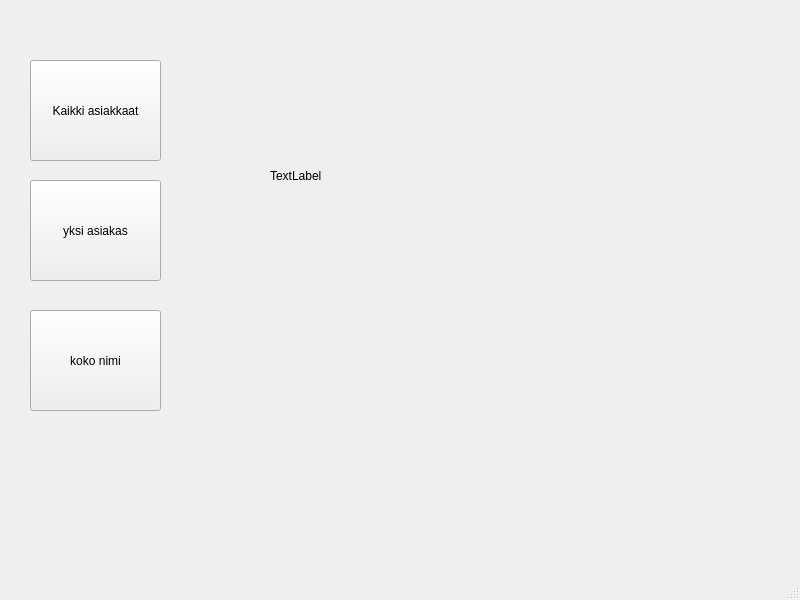
First picture: the form in qt_frontend/mainwindow.ui, repository c0latu02/qt_example, before the edit.
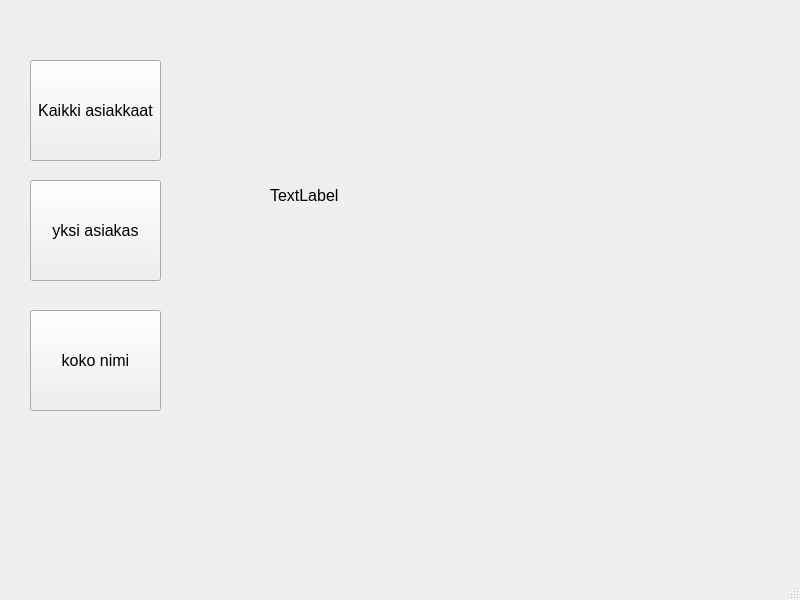
Second picture: the form after the edit.

```diff
--- a/qt_frontend/mainwindow.ui
+++ b/qt_frontend/mainwindow.ui
@@ -23,6 +23,11 @@
       <height>101</height>
      </rect>
     </property>
+    <property name="font">
+     <font>
+      <pointsize>12</pointsize>
+     </font>
+    </property>
     <property name="text">
      <string>Kaikki asiakkaat</string>
     </property>
@@ -36,6 +41,11 @@
       <height>101</height>
      </rect>
     </property>
+    <property name="font">
+     <font>
+      <pointsize>12</pointsize>
+     </font>
+    </property>
     <property name="text">
      <string>yksi asiakas</string>
     </property>
@@ -49,6 +59,11 @@
       <height>101</height>
      </rect>
     </property>
+    <property name="font">
+     <font>
+      <pointsize>12</pointsize>
+     </font>
+    </property>
     <property name="text">
      <string>koko nimi</string>
     </property>
@@ -58,10 +73,15 @@
      <rect>
       <x>270</x>
       <y>110</y>
-      <width>91</width>
-      <height>131</height>
+      <width>361</width>
+      <height>171</height>
      </rect>
     </property>
+    <property name="font">
+     <font>
+      <pointsize>12</pointsize>
+     </font>
+    </property>
     <property name="text">
      <string>TextLabel</string>
     </property>
```
